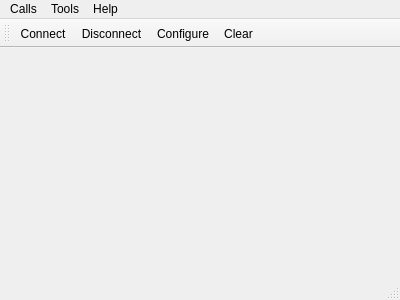
Before: the Qt Designer form mainwindow.ui in jarkko-hautakorpi/reflow-oven-controller, drawn with Qt 5.
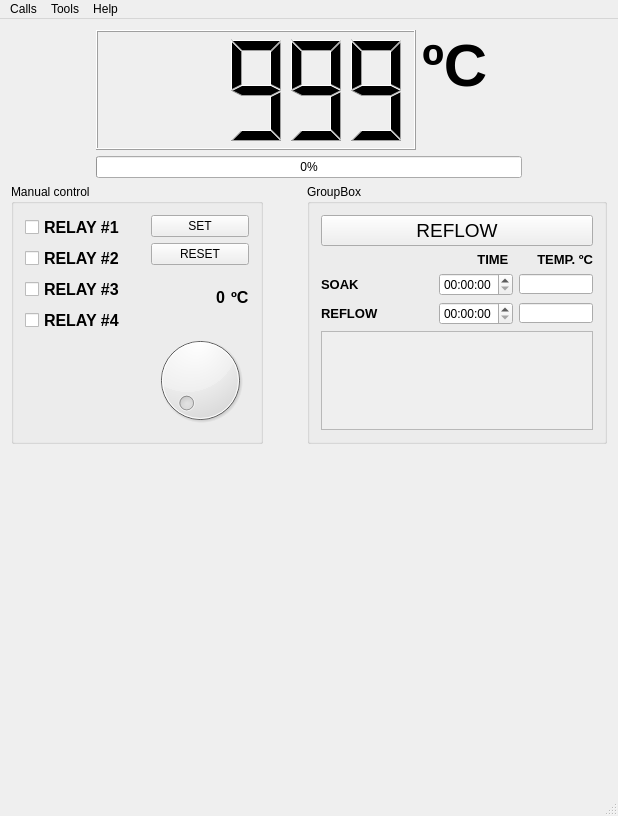
After: the same form once the commit is applied. Icons and pictures are not drawn.

Patch:
```diff
--- a/mainwindow.ui
+++ b/mainwindow.ui
@@ -6,23 +6,610 @@
    <rect>
     <x>0</x>
     <y>0</y>
-    <width>400</width>
-    <height>300</height>
+    <width>618</width>
+    <height>816</height>
    </rect>
   </property>
   <property name="windowTitle">
    <string>Simple Terminal</string>
   </property>
   <widget class="QWidget" name="centralWidget">
-   <layout class="QVBoxLayout" name="verticalLayout"/>
+   <layout class="QVBoxLayout" name="verticalLayout_12">
+    <item>
+     <layout class="QHBoxLayout" name="horizontalLayout_7">
+      <item>
+       <spacer name="horizontalSpacer_5">
+        <property name="orientation">
+         <enum>Qt::Horizontal</enum>
+        </property>
+        <property name="sizeHint" stdset="0">
+         <size>
+          <width>40</width>
+          <height>20</height>
+         </size>
+        </property>
+       </spacer>
+      </item>
+      <item>
+       <layout class="QVBoxLayout" name="verticalLayout_2">
+        <item>
+         <layout class="QHBoxLayout" name="horizontalLayout">
+          <item>
+           <widget class="QLCDNumber" name="lcdNumber">
+            <property name="minimumSize">
+             <size>
+              <width>320</width>
+              <height>120</height>
+             </size>
+            </property>
+            <property name="font">
+             <font>
+              <pointsize>12</pointsize>
+             </font>
+            </property>
+            <property name="intValue" stdset="0">
+             <number>999</number>
+            </property>
+           </widget>
+          </item>
+          <item>
+           <layout class="QVBoxLayout" name="verticalLayout">
+            <item>
+             <widget class="QLabel" name="label">
+              <property name="minimumSize">
+               <size>
+                <width>100</width>
+                <height>70</height>
+               </size>
+              </property>
+              <property name="font">
+               <font>
+                <pointsize>45</pointsize>
+                <weight>75</weight>
+                <italic>false</italic>
+                <bold>true</bold>
+                <underline>false</underline>
+                <strikeout>false</strikeout>
+               </font>
+              </property>
+              <property name="cursor">
+               <cursorShape>WhatsThisCursor</cursorShape>
+              </property>
+              <property name="toolTip">
+               <string>Celsius</string>
+              </property>
+              <property name="text">
+               <string>ºC</string>
+              </property>
+             </widget>
+            </item>
+            <item>
+             <spacer name="verticalSpacer">
+              <property name="orientation">
+               <enum>Qt::Vertical</enum>
+              </property>
+              <property name="sizeHint" stdset="0">
+               <size>
+                <width>20</width>
+                <height>40</height>
+               </size>
+              </property>
+             </spacer>
+            </item>
+           </layout>
+          </item>
+         </layout>
+        </item>
+        <item>
+         <widget class="QProgressBar" name="progressBar">
+          <property name="value">
+           <number>0</number>
+          </property>
+         </widget>
+        </item>
+       </layout>
+      </item>
+      <item>
+       <spacer name="horizontalSpacer_6">
+        <property name="orientation">
+         <enum>Qt::Horizontal</enum>
+        </property>
+        <property name="sizeHint" stdset="0">
+         <size>
+          <width>40</width>
+          <height>20</height>
+         </size>
+        </property>
+       </spacer>
+      </item>
+     </layout>
+    </item>
+    <item>
+     <spacer name="verticalSpacer_3">
+      <property name="orientation">
+       <enum>Qt::Vertical</enum>
+      </property>
+      <property name="sizeHint" stdset="0">
+       <size>
+        <width>20</width>
+        <height>40</height>
+       </size>
+      </property>
+     </spacer>
+    </item>
+    <item>
+     <layout class="QHBoxLayout" name="horizontalLayout_8">
+      <item>
+       <widget class="QGroupBox" name="groupBox">
+        <property name="enabled">
+         <bool>true</bool>
+        </property>
+        <property name="minimumSize">
+         <size>
+          <width>150</width>
+          <height>230</height>
+         </size>
+        </property>
+        <property name="title">
+         <string>Manual control</string>
+        </property>
+        <layout class="QVBoxLayout" name="verticalLayout_8">
+         <item>
+          <layout class="QHBoxLayout" name="horizontalLayout_4">
+           <item>
+            <layout class="QVBoxLayout" name="verticalLayout_4">
+             <item>
+              <layout class="QVBoxLayout" name="verticalLayout_3">
+               <item>
+                <widget class="QCheckBox" name="checkBox_relay1">
+                 <property name="minimumSize">
+                  <size>
+                   <width>120</width>
+                   <height>20</height>
+                  </size>
+                 </property>
+                 <property name="font">
+                  <font>
+                   <pointsize>12</pointsize>
+                   <weight>75</weight>
+                   <bold>true</bold>
+                  </font>
+                 </property>
+                 <property name="text">
+                  <string>RELAY #1</string>
+                 </property>
+                </widget>
+               </item>
+               <item>
+                <widget class="QCheckBox" name="checkBox_relay2">
+                 <property name="minimumSize">
+                  <size>
+                   <width>120</width>
+                   <height>20</height>
+                  </size>
+                 </property>
+                 <property name="font">
+                  <font>
+                   <pointsize>12</pointsize>
+                   <weight>75</weight>
+                   <bold>true</bold>
+                  </font>
+                 </property>
+                 <property name="text">
+                  <string>RELAY #2</string>
+                 </property>
+                </widget>
+               </item>
+               <item>
+                <widget class="QCheckBox" name="checkBox_relay3">
+                 <property name="minimumSize">
+                  <size>
+                   <width>120</width>
+                   <height>20</height>
+                  </size>
+                 </property>
+                 <property name="font">
+                  <font>
+                   <pointsize>12</pointsize>
+                   <weight>75</weight>
+                   <bold>true</bold>
+                  </font>
+                 </property>
+                 <property name="text">
+                  <string>RELAY #3</string>
+                 </property>
+                </widget>
+               </item>
+               <item>
+                <widget class="QCheckBox" name="checkBox_relay4">
+                 <property name="minimumSize">
+                  <size>
+                   <width>120</width>
+                   <height>20</height>
+                  </size>
+                 </property>
+                 <property name="font">
+                  <font>
+                   <pointsize>12</pointsize>
+                   <weight>75</weight>
+                   <bold>true</bold>
+                  </font>
+                 </property>
+                 <property name="text">
+                  <string>RELAY #4</string>
+                 </property>
+                </widget>
+               </item>
+              </layout>
+             </item>
+             <item>
+              <widget class="QLabel" name="label_2">
+               <property name="text">
+                <string/>
+               </property>
+               <property name="pixmap">
+                <pixmap resource="terminal.qrc">:/images/relay-symbol.png</pixmap>
+               </property>
+              </widget>
+             </item>
+            </layout>
+           </item>
+           <item>
+            <layout class="QVBoxLayout" name="verticalLayout_7">
+             <item>
+              <layout class="QVBoxLayout" name="verticalLayout_6">
+               <item>
+                <widget class="QPushButton" name="pushButton_manualSet">
+                 <property name="text">
+                  <string>SET</string>
+                 </property>
+                </widget>
+               </item>
+               <item>
+                <widget class="QPushButton" name="pushButton_manualReset">
+                 <property name="text">
+                  <string>RESET</string>
+                 </property>
+                </widget>
+               </item>
+              </layout>
+             </item>
+             <item>
+              <layout class="QVBoxLayout" name="verticalLayout_5">
+               <item>
+                <layout class="QHBoxLayout" name="horizontalLayout_3">
+                 <item>
+                  <spacer name="horizontalSpacer">
+                   <property name="orientation">
+                    <enum>Qt::Horizontal</enum>
+                   </property>
+                   <property name="sizeHint" stdset="0">
+                    <size>
+                     <width>40</width>
+                     <height>20</height>
+                    </size>
+                   </property>
+                  </spacer>
+                 </item>
+                 <item>
+                  <layout class="QHBoxLayout" name="horizontalLayout_2">
+                   <item>
+                    <widget class="QLabel" name="label_targetTemp">
+                     <property name="font">
+                      <font>
+                       <pointsize>12</pointsize>
+                       <weight>75</weight>
+                       <bold>true</bold>
+                      </font>
+                     </property>
+                     <property name="text">
+                      <string>0</string>
+                     </property>
+                     <property name="alignment">
+                      <set>Qt::AlignRight|Qt::AlignTrailing|Qt::AlignVCenter</set>
+                     </property>
+                    </widget>
+                   </item>
+                   <item>
+                    <widget class="QLabel" name="label_targetTemp_2">
+                     <property name="font">
+                      <font>
+                       <pointsize>12</pointsize>
+                       <weight>75</weight>
+                       <bold>true</bold>
+                      </font>
+                     </property>
+                     <property name="text">
+                      <string>ºC</string>
+                     </property>
+                    </widget>
+                   </item>
+                  </layout>
+                 </item>
+                </layout>
+               </item>
+               <item>
+                <widget class="QDial" name="dial_setManualTemp">
+                 <property name="maximum">
+                  <number>300</number>
+                 </property>
+                </widget>
+               </item>
+              </layout>
+             </item>
+            </layout>
+           </item>
+          </layout>
+         </item>
+        </layout>
+       </widget>
+      </item>
+      <item>
+       <spacer name="horizontalSpacer_4">
+        <property name="orientation">
+         <enum>Qt::Horizontal</enum>
+        </property>
+        <property name="sizeHint" stdset="0">
+         <size>
+          <width>40</width>
+          <height>20</height>
+         </size>
+        </property>
+       </spacer>
+      </item>
+      <item>
+       <widget class="QGroupBox" name="groupBox_2">
+        <property name="minimumSize">
+         <size>
+          <width>300</width>
+          <height>241</height>
+         </size>
+        </property>
+        <property name="title">
+         <string>GroupBox</string>
+        </property>
+        <layout class="QVBoxLayout" name="verticalLayout_10">
+         <item>
+          <layout class="QVBoxLayout" name="verticalLayout_9">
+           <item>
+            <widget class="QPushButton" name="pushButton">
+             <property name="font">
+              <font>
+               <pointsize>14</pointsize>
+              </font>
+             </property>
+             <property name="text">
+              <string>REFLOW</string>
+             </property>
+             <property name="flat">
+              <bool>false</bool>
+             </property>
+            </widget>
+           </item>
+           <item>
+            <widget class="QLabel" name="label_5">
+             <property name="font">
+              <font>
+               <pointsize>10</pointsize>
+               <weight>75</weight>
+               <bold>true</bold>
+              </font>
+             </property>
+             <property name="text">
+              <string>TIME        TEMP. ºC</string>
+             </property>
+             <property name="alignment">
+              <set>Qt::AlignRight|Qt::AlignTrailing|Qt::AlignVCenter</set>
+             </property>
+            </widget>
+           </item>
+           <item>
+            <layout class="QHBoxLayout" name="horizontalLayout_5">
+             <item>
+              <widget class="QLabel" name="label_3">
+               <property name="font">
+                <font>
+                 <pointsize>10</pointsize>
+                 <weight>75</weight>
+                 <bold>true</bold>
+                </font>
+               </property>
+               <property name="text">
+                <string>SOAK</string>
+               </property>
+              </widget>
+             </item>
+             <item>
+              <spacer name="horizontalSpacer_2">
+               <property name="orientation">
+                <enum>Qt::Horizontal</enum>
+               </property>
+               <property name="sizeHint" stdset="0">
+                <size>
+                 <width>40</width>
+                 <height>20</height>
+                </size>
+               </property>
+              </spacer>
+             </item>
+             <item>
+              <widget class="QTimeEdit" name="timeEdit_soak"/>
+             </item>
+             <item>
+              <widget class="QLineEdit" name="lineEdit_soakTemp">
+               <property name="sizePolicy">
+                <sizepolicy hsizetype="Fixed" vsizetype="Fixed">
+                 <horstretch>0</horstretch>
+                 <verstretch>0</verstretch>
+                </sizepolicy>
+               </property>
+               <property name="maximumSize">
+                <size>
+                 <width>74</width>
+                 <height>20</height>
+                </size>
+               </property>
+              </widget>
+             </item>
+            </layout>
+           </item>
+           <item>
+            <layout class="QHBoxLayout" name="horizontalLayout_6">
+             <item>
+              <widget class="QLabel" name="label_4">
+               <property name="font">
+                <font>
+                 <pointsize>10</pointsize>
+                 <weight>75</weight>
+                 <bold>true</bold>
+                </font>
+               </property>
+               <property name="text">
+                <string>REFLOW</string>
+               </property>
+              </widget>
+             </item>
+             <item>
+              <spacer name="horizontalSpacer_3">
+               <property name="orientation">
+                <enum>Qt::Horizontal</enum>
+               </property>
+               <property name="sizeHint" stdset="0">
+                <size>
+                 <width>40</width>
+                 <height>20</height>
+                </size>
+               </property>
+              </spacer>
+             </item>
+             <item>
+              <widget class="QTimeEdit" name="timeEdit_reflow"/>
+             </item>
+             <item>
+              <widget class="QLineEdit" name="lineEdit_reflowTemp">
+               <property name="sizePolicy">
+                <sizepolicy hsizetype="Fixed" vsizetype="Fixed">
+                 <horstretch>0</horstretch>
+                 <verstretch>0</verstretch>
+                </sizepolicy>
+               </property>
+               <property name="maximumSize">
+                <size>
+                 <width>74</width>
+                 <height>20</height>
+                </size>
+               </property>
+              </widget>
+             </item>
+            </layout>
+           </item>
+           <item>
+            <widget class="QPlainTextEdit" name="plainTextSerialLog">
+             <property name="enabled">
+              <bool>false</bool>
+             </property>
+            </widget>
+           </item>
+          </layout>
+         </item>
+        </layout>
+       </widget>
+      </item>
+     </layout>
+    </item>
+    <item>
+     <layout class="QVBoxLayout" name="verticalLayout_11">
+      <item>
+       <layout class="QHBoxLayout" name="horizontalLayout_9">
+        <item>
+         <spacer name="horizontalSpacer_7">
+          <property name="orientation">
+           <enum>Qt::Horizontal</enum>
+          </property>
+          <property name="sizeHint" stdset="0">
+           <size>
+            <width>40</width>
+            <height>20</height>
+           </size>
+          </property>
+         </spacer>
+        </item>
+        <item>
+         <widget class="QWidget" name="diagramPictures" native="true">
+          <layout class="QGridLayout" name="gridLayoutDiagramPictures">
+           <item row="0" column="0">
+            <widget class="QLabel" name="label_diagram1">
+             <property name="enabled">
+              <bool>true</bool>
+             </property>
+             <property name="minimumSize">
+              <size>
+               <width>560</width>
+               <height>311</height>
+              </size>
+             </property>
+             <property name="cursor">
+              <cursorShape>PointingHandCursor</cursorShape>
+             </property>
+             <property name="mouseTracking">
+              <bool>true</bool>
+             </property>
+             <property name="text">
+              <string/>
+             </property>
+             <property name="pixmap">
+              <pixmap resource="terminal.qrc">:/images/diagram.png</pixmap>
+             </property>
+             <property name="scaledContents">
+              <bool>true</bool>
+             </property>
+             <property name="alignment">
+              <set>Qt::AlignJustify|Qt::AlignTop</set>
+             </property>
+            </widget>
+           </item>
+          </layout>
+         </widget>
+        </item>
+        <item>
+         <spacer name="horizontalSpacer_8">
+          <property name="orientation">
+           <enum>Qt::Horizontal</enum>
+          </property>
+          <property name="sizeHint" stdset="0">
+           <size>
+            <width>40</width>
+            <height>20</height>
+           </size>
+          </property>
+         </spacer>
+        </item>
+       </layout>
+      </item>
+      <item>
+       <spacer name="verticalSpacer_2">
+        <property name="orientation">
+         <enum>Qt::Vertical</enum>
+        </property>
+        <property name="sizeHint" stdset="0">
+         <size>
+          <width>20</width>
+          <height>40</height>
+         </size>
+        </property>
+       </spacer>
+      </item>
+     </layout>
+    </item>
+   </layout>
   </widget>
   <widget class="QMenuBar" name="menuBar">
    <property name="geometry">
     <rect>
      <x>0</x>
      <y>0</y>
-     <width>400</width>
-     <height>19</height>
+     <width>618</width>
+     <height>21</height>
     </rect>
    </property>
    <widget class="QMenu" name="menuCalls">
@@ -52,18 +639,6 @@
    <addaction name="menuTools"/>
    <addaction name="menuHelp"/>
   </widget>
-  <widget class="QToolBar" name="mainToolBar">
-   <attribute name="toolBarArea">
-    <enum>TopToolBarArea</enum>
-   </attribute>
-   <attribute name="toolBarBreak">
-    <bool>false</bool>
-   </attribute>
-   <addaction name="actionConnect"/>
-   <addaction name="actionDisconnect"/>
-   <addaction name="actionConfigure"/>
-   <addaction name="actionClear"/>
-  </widget>
   <widget class="QStatusBar" name="statusBar"/>
   <action name="actionAbout">
    <property name="text">
```
Left out of the diff: 67 changed lines with no effect on the pictures.
